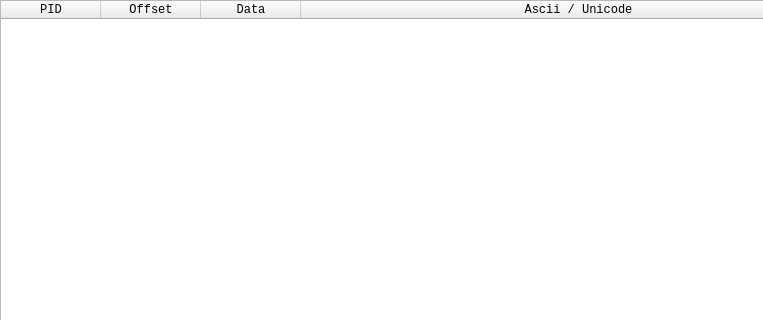
First picture: the form in qtNanomite/qtDLGHexView.ui, repository zer0fl4g/Nanomite, before the edit; both pictures show x 0 to 763 and y 0 to 320 of the 871 by 410 pixel window.
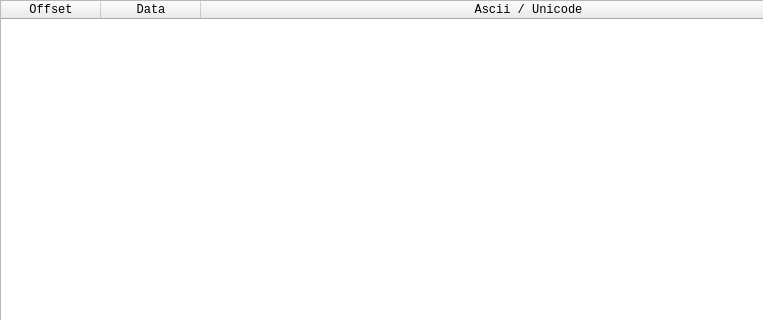
Second picture: the form after the edit. Icons and pictures are not drawn.

Commit message: fixed a bug in assembler which double loaded the gui removed PID column from hex view

The edit to the form file:
```diff
--- a/qtNanomite/qtDLGHexView.ui
+++ b/qtNanomite/qtDLGHexView.ui
@@ -73,11 +73,6 @@
       <attribute name="verticalHeaderMinimumSectionSize">
        <number>11</number>
       </attribute>
-      <column>
-       <property name="text">
-        <string>PID</string>
-       </property>
-      </column>
       <column>
        <property name="text">
         <string>Offset</string>
```
The commit also changes 4 other files.
